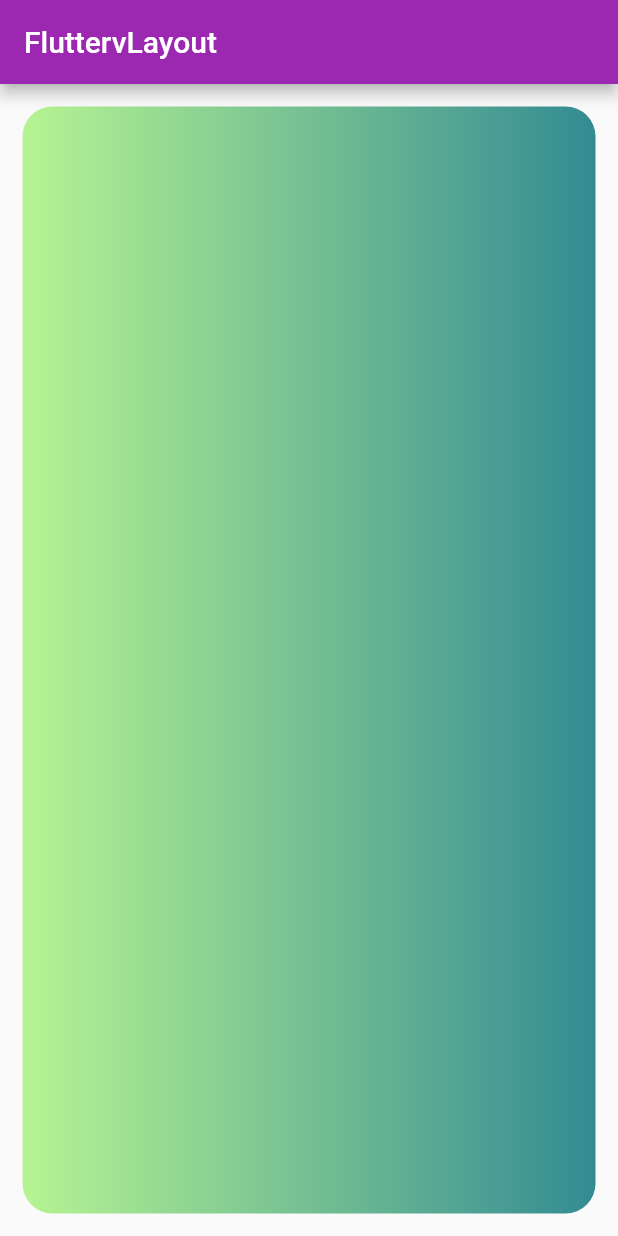
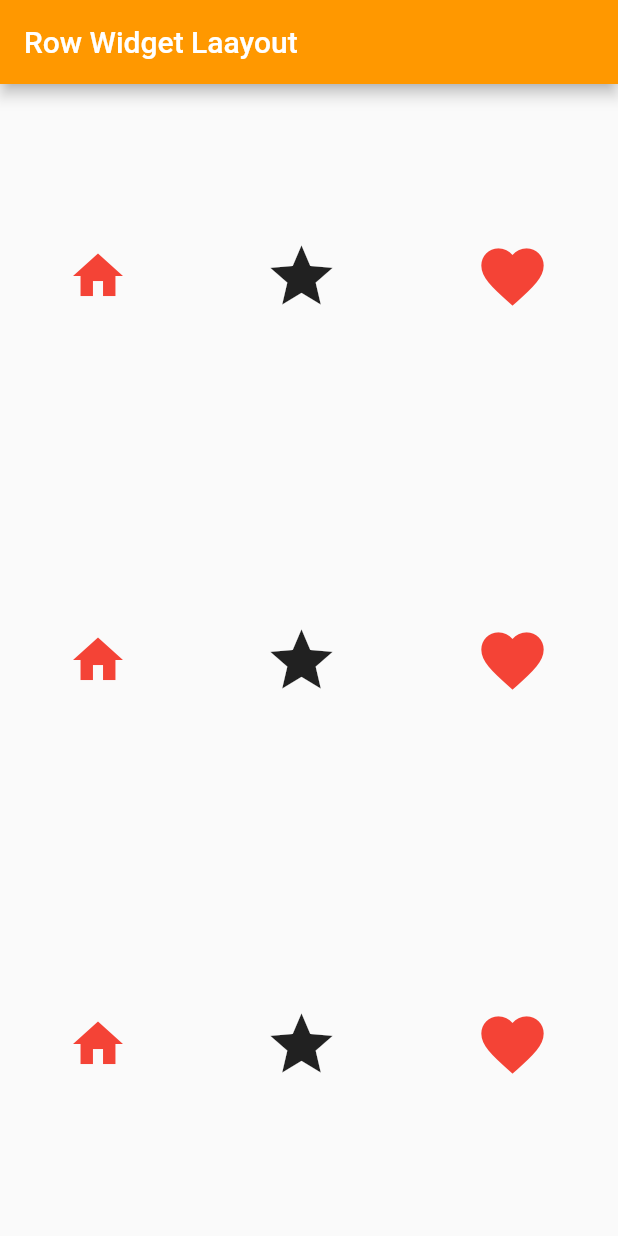
Before and after one commit to Furifurina/Flutter_layout_inclass, a Flutter app: the screen it shows after launch, on a phone screen of 412 x 824 dp. Run offline on Flutter 3.47's test engine with Material 2 defaults, Android fonts, the phone set to English and light mode, and no system bars.

Commit message:
2 commit

```diff
--- a/lib/main.dart
+++ b/lib/main.dart
@@ -1,6 +1,7 @@
 import 'package:flutter/material.dart';
 import 'package:flutter_layout_inclass/center_widget_layout.dart';
 import 'package:flutter_layout_inclass/container_widget_layout.dart';
+import 'package:flutter_layout_inclass/row_widget_layout.dart';
 
 void main() {
   runApp(MyApp());
@@ -10,8 +11,9 @@ class MyApp extends StatelessWidget {
   @override
   Widget build(BuildContext context) {
     return MaterialApp(
+      debugShowCheckedModeBanner: false,
       theme: ThemeData(primarySwatch: Colors.purple),
-      home: ContainerWidgetPage(),
+      home: RowWidgetPage(),
     );
   }
 }
--- /dev/null
+++ b/lib/row_widget_layout.dart
@@ -0,0 +1,80 @@
+import 'package:flutter/material.dart';
+
+class RowWidgetPage extends StatefulWidget {
+  @override
+  _RowWidgetPageState createState() => _RowWidgetPageState();
+}
+
+class _RowWidgetPageState extends State<RowWidgetPage> {
+  @override
+  Widget build(BuildContext context) {
+    return Scaffold(
+      appBar: AppBar(
+        title: Text("Row Widget Laayout"),
+        backgroundColor: Colors.orange,
+      ),
+      body: Column(
+        mainAxisAlignment: MainAxisAlignment.spaceAround,
+        children: <Widget>[
+          Row(
+            mainAxisAlignment: MainAxisAlignment.spaceAround,
+            children: <Widget>[
+              Icon(
+                Icons.home,
+                color: Colors.red,
+                size: 40,
+              ),
+              Icon(
+                Icons.star,
+                size: 50.0,
+              ),
+              Icon(
+                Icons.favorite,
+                size: 50.0,
+                color: Colors.red,
+              ),
+            ],
+          ),
+          Row(
+            mainAxisAlignment: MainAxisAlignment.spaceAround,
+            children: <Widget>[
+              Icon(
+                Icons.home,
+                color: Colors.red,
+                size: 40,
+              ),
+              Icon(
+                Icons.star,
+                size: 50.0,
+              ),
+              Icon(
+                Icons.favorite,
+                size: 50.0,
+                color: Colors.red,
+              ),
+            ],
+          ),
+          Row(
+            mainAxisAlignment: MainAxisAlignment.spaceAround,
+            children: <Widget>[
+              Icon(
+                Icons.home,
+                color: Colors.red,
+                size: 40,
+              ),
+              Icon(
+                Icons.star,
+                size: 50.0,
+              ),
+              Icon(
+                Icons.favorite,
+                size: 50.0,
+                color: Colors.red,
+              ),
+            ],
+          ),
+        ],
+      ),
+    );
+  }
+}
```
